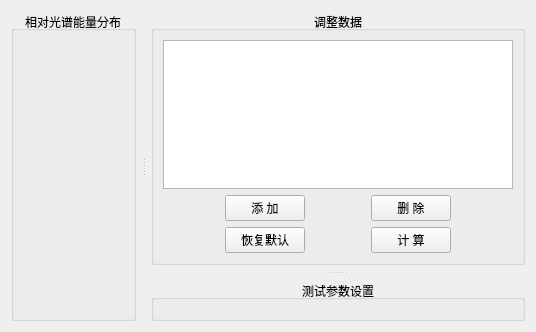
Qt form HeGui/HAdjustEditWidget.ui (hexianqi/QtCode) before a commit.
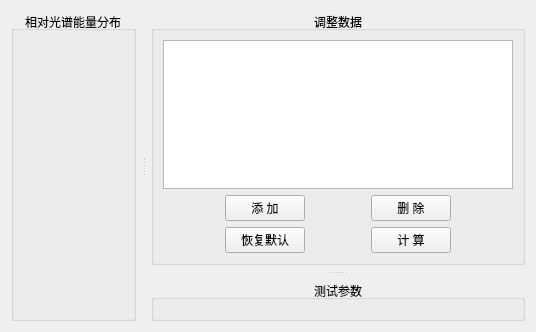
The same form after that commit. Custom widgets are drawn as their Qt base class.

What changed in the file:
```diff
--- a/HeGui/HAdjustEditWidget.ui
+++ b/HeGui/HAdjustEditWidget.ui
@@ -130,7 +130,7 @@
       </widget>
       <widget class="QGroupBox" name="groupBox_3">
        <property name="title">
-        <string>测试参数设置</string>
+        <string>测试参数</string>
        </property>
        <property name="alignment">
         <set>Qt::AlignCenter</set>
```
